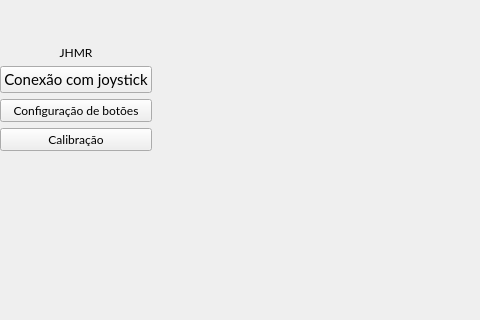
Above: ui/ui_files/main_window.ui from JPCassimiro/JHMR before the change; both pictures show x 0 to 480 and y 0 to 320 of the 900 by 650 pixel window. Below: the same form after it.
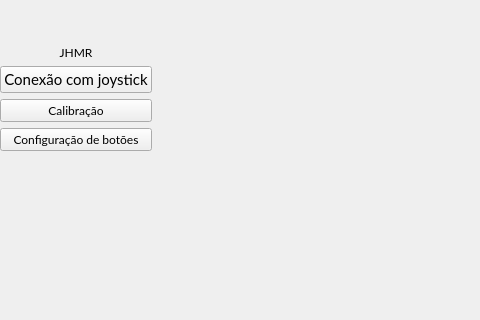
That is the form after the change.

Commit message: calibration screen v1

```diff
--- a/ui/ui_files/main_window.ui
+++ b/ui/ui_files/main_window.ui
@@ -206,16 +206,16 @@
         </widget>
        </item>
        <item>
-        <widget class="QPushButton" name="configButton">
+        <widget class="QPushButton" name="calibrationButton">
          <property name="text">
-          <string>Configuração de botões</string>
+          <string>Calibração</string>
          </property>
         </widget>
        </item>
        <item>
-        <widget class="QPushButton" name="calibrationButton">
+        <widget class="QPushButton" name="configButton">
          <property name="text">
-          <string>Calibração</string>
+          <string>Configuração de botões</string>
          </property>
         </widget>
        </item>
```
The commit also changes 25 other files.
